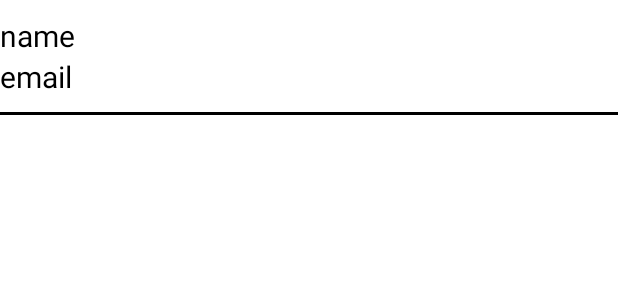
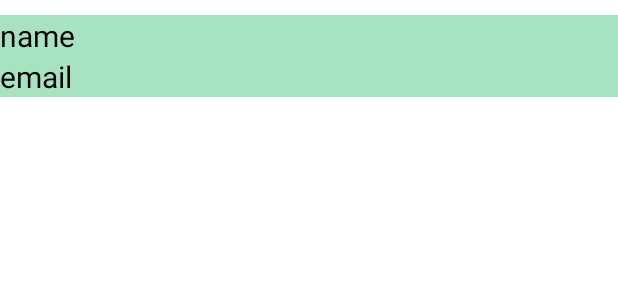
Before and after one commit to a22samgarhur/Projecto2Android, an Android app: the layout item_home_view.xml on its own in the app's theme, with its tools: preview values and no code run, on a phone screen of 412 x 824 dp. Shown: the top 300 px of the screen. Run offline under Robolectric (Android 15) with nearby library versions, the light colour scheme and no system bars; network calls fail.

Commit message:
Recycler view de home hecho cliclable

```diff
--- a/app/build.gradle
+++ b/app/build.gradle
@@ -43,4 +43,5 @@ dependencies {
     testImplementation 'junit:junit:4.13.2'
     androidTestImplementation 'androidx.test.ext:junit:1.1.5'
     androidTestImplementation 'androidx.test.espresso:espresso-core:3.5.1'
+    implementation 'commons-codec:commons-codec:1.16.0'
 }
--- a/app/src/main/java/com/example/projecto2matesandroid/MainActivity.java
+++ b/app/src/main/java/com/example/projecto2matesandroid/MainActivity.java
@@ -67,7 +67,7 @@ public class MainActivity extends AppCompatActivity {
     public void loquearse(View view) {
 
         usuari.setEmail(mailText.getText().toString());
-        usuari.setContrasena(passwordText.getText().toString());
+        usuari.setContrasenaCifrada(passwordText.getText().toString());
         Log.d("user", usuari.getContrasena());
 
         configurarApi();
--- a/app/src/main/java/com/example/projecto2matesandroid/MyViewHolderHome.java
+++ b/app/src/main/java/com/example/projecto2matesandroid/MyViewHolderHome.java
@@ -1,6 +1,7 @@
 package com.example.projecto2matesandroid;
 
 import android.view.View;
+import android.widget.RelativeLayout;
 import android.widget.TextView;
 
 import androidx.annotation.NonNull;
@@ -9,10 +10,12 @@ import androidx.recyclerview.widget.RecyclerView;
 public class MyViewHolderHome extends RecyclerView.ViewHolder {
     TextView nameAulaView;
     TextView idAulaView;
+    RelativeLayout homelayout;
 
     public MyViewHolderHome(@NonNull View itemView) {
         super(itemView);
         nameAulaView =itemView.findViewById(R.id.nameAulaView);
         idAulaView =itemView.findViewById(R.id.idAulaView);
+        homelayout=itemView.findViewById(R.id.aulaLayout);
     }
 }
--- a/app/src/main/java/com/example/projecto2matesandroid/Usuari.java
+++ b/app/src/main/java/com/example/projecto2matesandroid/Usuari.java
@@ -1,5 +1,5 @@
 package com.example.projecto2matesandroid;
-
+import org.apache.commons.codec.digest.DigestUtils;
 public class Usuari {
 
     private String id;
@@ -69,4 +69,8 @@ public class Usuari {
     public void setContrasena(String contrasena) {
         this.contrasena = contrasena;
     }
+
+    public void setContrasenaCifrada(String password){
+        this.contrasena = DigestUtils.md5Hex(password).toUpperCase();
+    }
 }
--- a/app/src/main/res/layout/content_home.xml
+++ b/app/src/main/res/layout/content_home.xml
@@ -15,5 +15,6 @@
         app:layout_constraintEnd_toEndOf="parent"
         app:layout_constraintStart_toStartOf="parent"
         app:layout_constraintTop_toTopOf="parent"
-        app:navGraph="@navigation/nav_graph" />
+        app:navGraph="@navigation/nav_graph"
+        android:onClick="verAula"/>
 </androidx.constraintlayout.widget.ConstraintLayout>
--- a/app/src/main/res/layout/item_home_view.xml
+++ b/app/src/main/res/layout/item_home_view.xml
@@ -2,7 +2,10 @@
 <RelativeLayout xmlns:android="http://schemas.android.com/apk/res/android"
     android:layout_width="match_parent"
     android:layout_height="wrap_content"
-    android:layout_marginTop="10dp">
+    android:layout_marginTop="10dp"
+    android:background="#a7e3c1"
+    android:id="@+id/aulaLayout"
+   >
     <TextView
         android:id="@+id/nameAulaView"
         android:layout_width="match_parent"
@@ -22,9 +25,9 @@
 
     <LinearLayout
         android:layout_width="match_parent"
-        android:layout_height="2dp"
-        android:background="@color/black"
+        android:layout_height="10dp"
+        android:background="@color/white"
         android:layout_below="@id/idAulaView"
-        android:layout_marginTop="10dp"/>
+        android:layout_marginTop="0dp"/>
 
 </RelativeLayout>
--- a/app/src/main/res/navigation/nav_graph.xml
+++ b/app/src/main/res/navigation/nav_graph.xml
@@ -3,7 +3,7 @@
     xmlns:app="http://schemas.android.com/apk/res-auto"
     xmlns:tools="http://schemas.android.com/tools"
     android:id="@+id/nav_graph"
-    app:startDestination="@id/FirstFragment"    >
+    app:startDestination="@id/FirstFragment"  >
 
     <fragment
         android:id="@+id/FirstFragment"
```
Also changed, not shown: app/src/main/java/com/example/projecto2matesandroid/MyAdapterHome.java (+56 -3 lines), app/src/main/java/com/example/projecto2matesandroid/SecondFragment.java (+35 -0 lines), app/src/main/java/com/example/projecto2matesandroid/homeActivity.java (+14 -0 lines).
